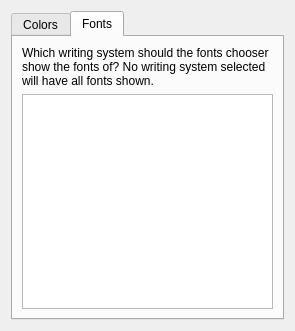
The window that plugins/tools/svgtexttool/WdgSvgTextSettings.ui (KDE/krita) describes before a commit, drawn with Qt 5.
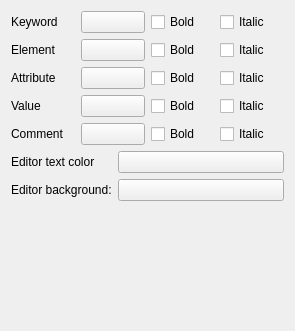
The same window after the commit. The open tabs and pages were chosen to show the change. Custom widgets are drawn as their Qt base class.

What changed in the file:
```diff
--- a/plugins/tools/svgtexttool/WdgSvgTextSettings.ui
+++ b/plugins/tools/svgtexttool/WdgSvgTextSettings.ui
@@ -14,17 +14,7 @@
     <height>331</height>
    </rect>
   </property>
-  <layout class="QGridLayout" name="gridLayout_2">
-   <item column="0" row="0">
-    <widget class="QTabWidget" name="tabWidget">
-     <property name="currentIndex">
-      <number>0</number>
-     </property>
-     <widget class="QWidget" name="tab_2">
-      <attribute name="title">
-       <string>Colors</string>
-      </attribute>
-      <layout class="QVBoxLayout" name="verticalLayout">
+  <layout class="QVBoxLayout" name="verticalLayout_3">
        <item>
         <layout class="QHBoxLayout" name="horizontalLayout">
          <item>
@@ -201,30 +191,6 @@
           </spacer>
          </item>
         </layout>
-       </item>
-      </layout>
-     </widget>
-     <widget class="QWidget" name="tab_3">
-      <attribute name="title">
-       <string>Fonts</string>
-      </attribute>
-      <layout class="QVBoxLayout" name="verticalLayout_2">
-       <item>
-        <widget class="QLabel" name="label_8">
-         <property name="text">
-          <string>&lt;html&gt;&lt;head/&gt;&lt;body&gt;&lt;p&gt;Which writing system should the fonts chooser show the fonts of? No writing system selected will have all fonts shown.&lt;/p&gt;&lt;/body&gt;&lt;/html&gt;</string>
-         </property>
-         <property name="wordWrap">
-          <bool>true</bool>
-         </property>
-        </widget>
-       </item>
-       <item>
-        <widget class="QListView" name="lwScripts"/>
-       </item>
-      </layout>
-     </widget>
-    </widget>
    </item>
   </layout>
  </widget>
```
Left out of the diff: 12 changed lines with no effect on the pictures. Lines whose indentation alone changed are shown as unchanged.
